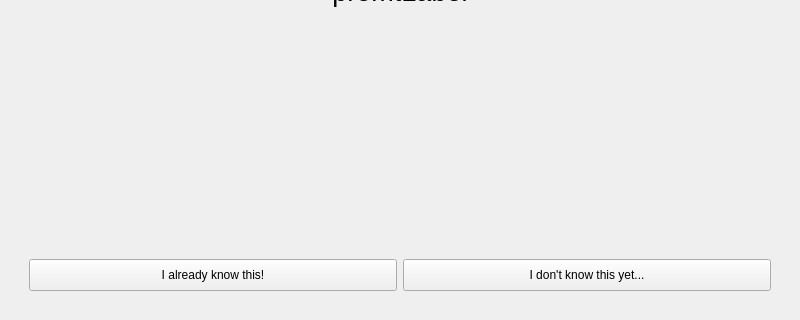
Above: Source/test.ui from duy0503/Flashcards-App-in-Qt before the change; both pictures show x 0 to 800 and y 280 to 600 of the 800 by 600 pixel window. Below: the same form after it.
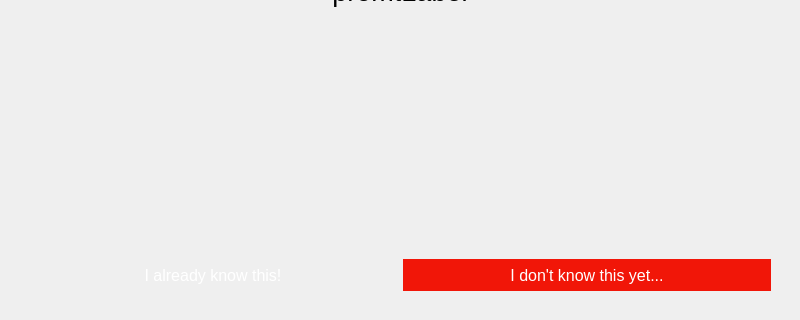
That is the form after the change.

Commit message: Changed colors of I know and I don't know

Diff of the .ui file:
```diff
--- a/Source/test.ui
+++ b/Source/test.ui
@@ -97,6 +97,18 @@
              <height>32</height>
             </size>
            </property>
+           <property name="font">
+            <font>
+             <pointsize>12</pointsize>
+            </font>
+           </property>
+           <property name="styleSheet">
+            <string notr="true">QPushButton {
+	border: none;
+	background-color: rgbrgb(62, 243, 21);
+ 	color: white;
+}</string>
+           </property>
            <property name="text">
             <string>I already know this!</string>
            </property>
@@ -116,6 +128,18 @@
              <height>32</height>
             </size>
            </property>
+           <property name="font">
+            <font>
+             <pointsize>12</pointsize>
+            </font>
+           </property>
+           <property name="styleSheet">
+            <string notr="true">QPushButton {
+	border: none;
+	background-color: rgb(241, 22, 8);
+ 	color: white;
+}</string>
+           </property>
            <property name="text">
             <string>I don't know this yet...</string>
            </property>
```
